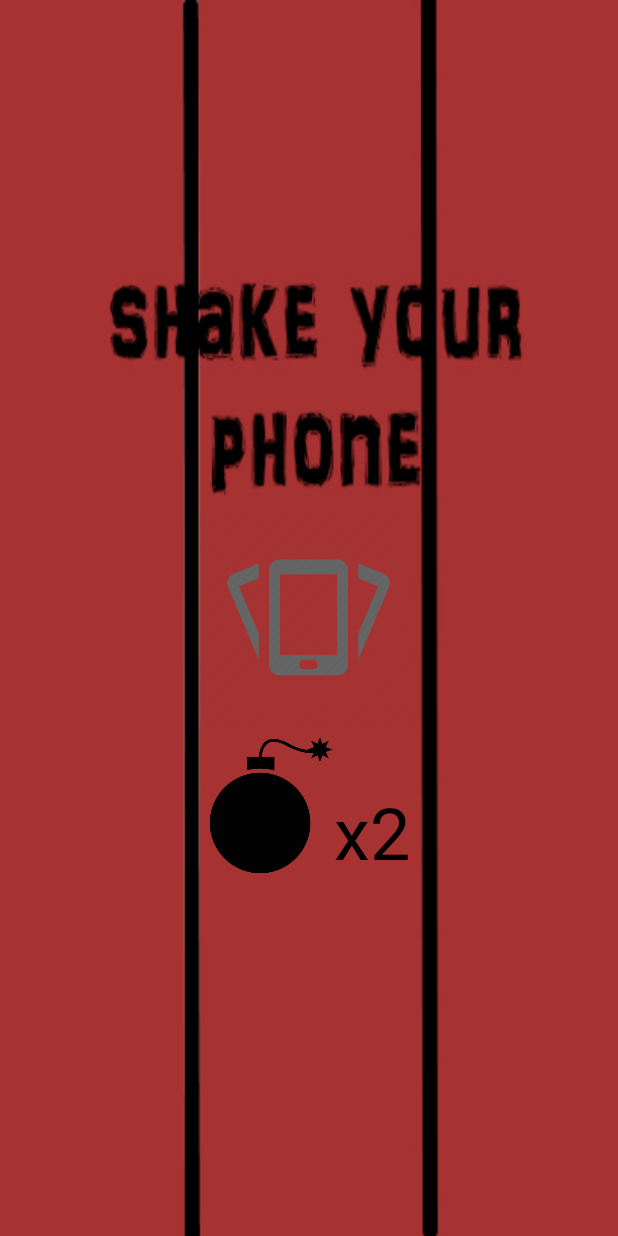
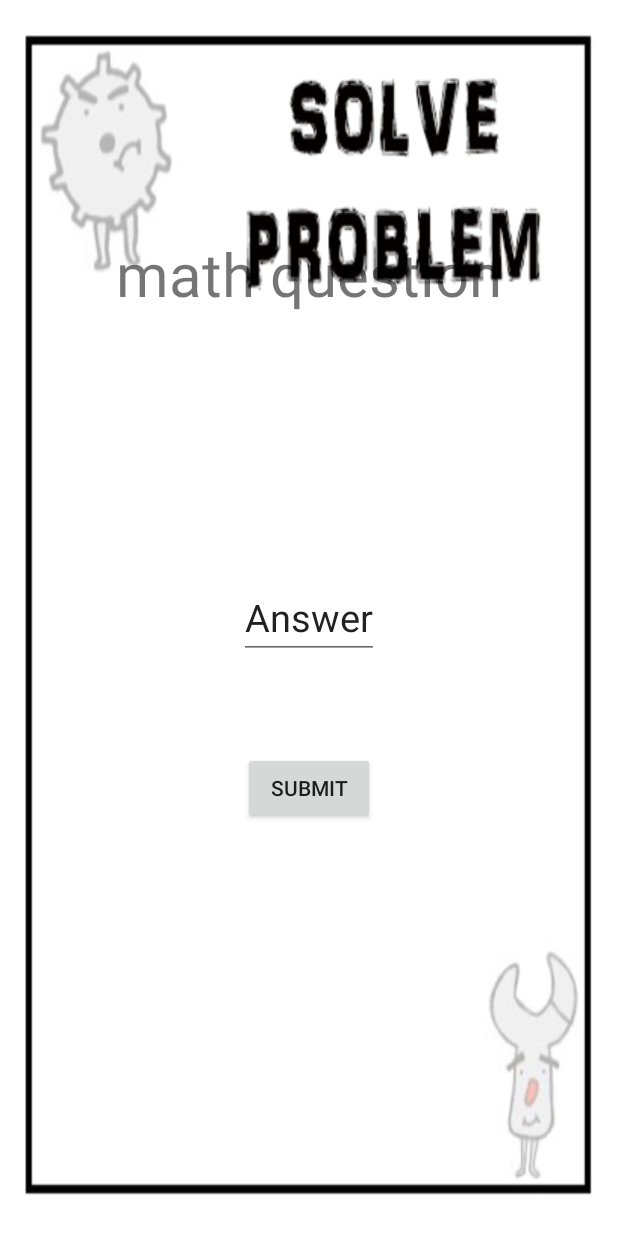
Before and after one commit to dorislee1112/Running-Man-Android, an Android app: the layout activity_main.xml on its own in the app's theme, with its tools: preview values and no code run, on a phone screen of 412 x 824 dp. Run offline under Robolectric (Android 15) with nearby library versions, the phone set to English and light mode, and no system bars.

Commit message:
merge goooood

```diff
--- a/app/src/main/java/com/example/user/sunsonfinalproject/MainUI.java
+++ b/app/src/main/java/com/example/user/sunsonfinalproject/MainUI.java
@@ -28,7 +28,7 @@ public class MainUI {
         bomb = (ImageButton) activity.findViewById(R.id.bomb);
         bg = (ImageView)activity.findViewById(R.id.imageView1);
         shake = (ImageView)activity.findViewById(R.id.imageView2);
-        math = (TextView)activity.findViewById(R.id.math);
+        math = (TextView)activity.findViewById(R.id.question);
         send = (Button)activity.findViewById(R.id.send);
         ans = (EditText)activity.findViewById(R.id.ans);
         math_bg = (ImageView)activity.findViewById(R.id.math_bg);
--- a/app/src/main/java/com/example/user/sunsonfinalproject/MathUI.java
+++ b/app/src/main/java/com/example/user/sunsonfinalproject/MathUI.java
@@ -9,7 +9,7 @@ import android.widget.TextView;
 import org.w3c.dom.Text;
 
 /**
- * Created by chanhua on 16/6/2.
+ * Created by chanhu on 16/6/2.
  */
 public class MathUI {
     public TextView q;
--- a/app/src/main/res/layout/activity_main.xml
+++ b/app/src/main/res/layout/activity_main.xml
@@ -59,5 +59,45 @@
         android:layout_marginLeft="-8dp"
         android:layout_toRightOf="@+id/bomb"
         android:layout_toEndOf="@+id/bomb" />
+    <ImageButton
+        android:layout_width="match_parent"
+        android:layout_height="match_parent"
+        android:id="@+id/math_bg"
+        android:adjustViewBounds="false"
+        android:accessibilityLiveRegion="polite"
+        android:layout_alignWithParentIfMissing="false"
+        android:background="#00ffffff"
+        android:tintMode="src_atop"
+        android:scaleType="fitXY"
+        android:src="@drawable/math" />
+
+    <TextView
+        android:layout_width="wrap_content"
+        android:layout_height="wrap_content"
+        android:text="math question"
+        android:id="@+id/question"
+        android:layout_alignParentTop="true"
+        android:layout_centerHorizontal="true"
+        android:layout_marginTop="155dp"
+        android:textSize="40dp" />
+
+    <EditText
+        android:layout_width="wrap_content"
+        android:layout_height="wrap_content"
+        android:id="@+id/ans"
+        android:layout_centerHorizontal="true"
+        android:text="Answer"
+        android:textSize="25dp"
+        android:layout_centerVertical="true" />
+
+    <Button
+        android:layout_width="wrap_content"
+        android:layout_height="wrap_content"
+        android:text="Submit"
+        android:id="@+id/send"
+        android:layout_marginTop="62dp"
+        android:layout_below="@+id/ans"
+        android:layout_centerHorizontal="true" />
+
 
 </RelativeLayout>
--- a/app/src/main/res/layout/entry.xml
+++ b/app/src/main/res/layout/entry.xml
@@ -46,7 +46,7 @@
         android:layout_below="@+id/ic_launcher"
         android:layout_toRightOf="@+id/textView"
         android:layout_toEndOf="@+id/textView"
-        android:text="172.20.115.250" />
+        android:text="172.20.140.16" />
 
     <TextView
         android:layout_width="wrap_content"
```
